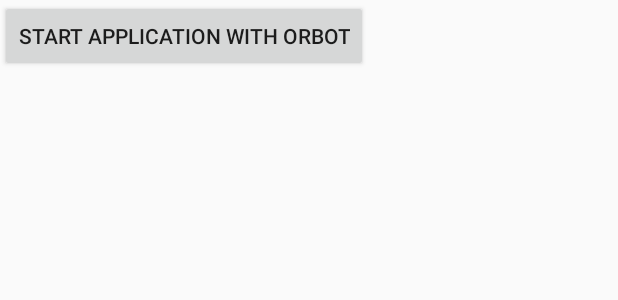
After one commit to renatasoares/messaging-application, an Android app: the layout activity_orbot.xml on its own in the app's theme, with its tools: preview values and no code run, on a phone screen of 412 x 824 dp. The commit adds this screen. Shown: the top 300 px of the screen. Run offline under Robolectric (Android 15) with nearby library versions, the light colour scheme and no system bars.

Commit message:
Starting verifycation of orbot usage

```diff
--- a/app/src/main/AndroidManifest.xml
+++ b/app/src/main/AndroidManifest.xml
@@ -9,9 +9,10 @@
         android:roundIcon="@mipmap/ic_launcher_round"
         android:supportsRtl="true"
         android:theme="@style/AppTheme">
-        <uses-permission android:name="android.permission.INTERNET"/>
+        <uses-permission android:name="android.permission.INTERNET" />
 
-        <activity android:name=".MainActivity">
+        <activity android:name=".MainActivity"></activity>
+        <activity android:name=".OrbotActivity">
             <intent-filter>
                 <action android:name="android.intent.action.MAIN" />
 
--- a/app/src/main/java/com/messaginapp/messaging_application/MainActivity.java
+++ b/app/src/main/java/com/messaginapp/messaging_application/MainActivity.java
@@ -37,6 +37,7 @@
 import java.util.ArrayList;
 import java.util.Arrays;
 import java.util.List;
+import  com.messaginapp.messaging_application.OrbotHelper;
 
 public class MainActivity extends AppCompatActivity {
 
@@ -70,6 +71,7 @@
     @Override
     protected void onCreate(Bundle savedInstanceState) {
         super.onCreate(savedInstanceState);
+
         setContentView(R.layout.activity_main);
 
         username = ANONYMOUS;
@@ -138,10 +140,10 @@
             @Override
             public void onAuthStateChanged(@NonNull FirebaseAuth firebaseAuth) {
                 FirebaseUser firebaseUser = firebaseAuth.getCurrentUser();
-                if(firebaseUser != null){
+                if (firebaseUser != null) {
                     Toast.makeText(MainActivity.this, "Welcome, " + firebaseUser.getDisplayName() + "!", Toast.LENGTH_SHORT).show();
                     onSignedIn(firebaseUser.getDisplayName());
-                }else{
+                } else {
                     onSignedOut();
                     startActivityForResult(
                             AuthUI.getInstance()
--- /dev/null
+++ b/app/src/main/res/layout/activity_orbot.xml
@@ -0,0 +1,16 @@
+<?xml version="1.0" encoding="utf-8"?>
+<android.support.constraint.ConstraintLayout xmlns:android="http://schemas.android.com/apk/res/android"
+    xmlns:app="http://schemas.android.com/apk/res-auto"
+    xmlns:tools="http://schemas.android.com/tools"
+    android:layout_width="match_parent"
+    android:layout_height="match_parent"
+    tools:context="com.messaginapp.messaging_application.OrbotActivity">
+
+    <Button
+        android:id="@+id/orbotButton"
+        android:layout_width="wrap_content"
+        android:layout_height="wrap_content"
+        android:layout_gravity="bottom"
+        android:text="@string/orbot_button_label"/>
+
+</android.support.constraint.ConstraintLayout>
--- a/app/src/main/res/values/strings.xml
+++ b/app/src/main/res/values/strings.xml
@@ -1,6 +1,7 @@
 <resources>
     <string name="app_name">Messaging Application</string>
     <string name="send_button_label"> Send </string>
+    <string name="orbot_button_label"> Start Application With Orbot </string>
     <string name="sign_out">Logout</string>
     <string name="facebook_application_id" translatable="false">123619871677752</string>
     <string name="facebook_login_protocol_scheme" translatable="false">fb123619871677752</string>
```
Also changed, not shown: app/build.gradle (+6 -3 lines), app/src/main/java/com/messaginapp/messaging_application/OrbotActivity.java (added, +65 -0 lines), app/src/main/java/com/messaginapp/messaging_application/OrbotHelper.java (added, +41 -0 lines).
